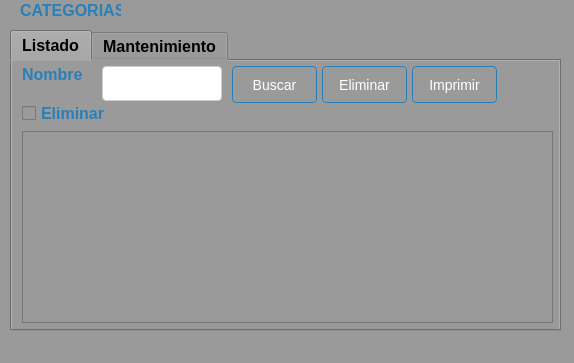
The window that Sistema de ventas/ui/FrmCategoria.ui (CodeDrTech/DevelopPython) describes before a commit, drawn with Qt 5.
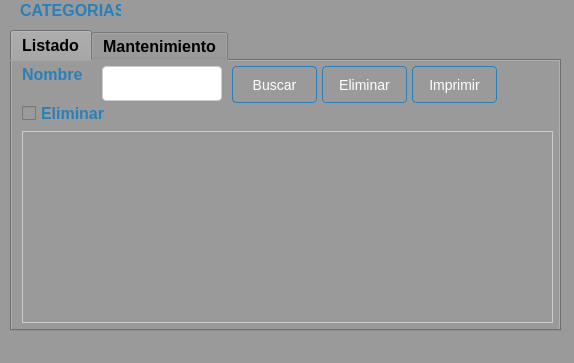
The same window after the commit.

```diff
--- a/Sistema de ventas/ui/FrmCategoria.ui
+++ b/Sistema de ventas/ui/FrmCategoria.ui
@@ -334,6 +334,53 @@
         <height>192</height>
        </rect>
       </property>
+      <property name="styleSheet">
+       <string notr="true">QTableView {
+    background-color: #9a9a9a;
+    border: 1px solid #cccccc;
+    selection-background-color: #3498db;
+    selection-color: #ffffff;
+}
+
+QTableView QHeaderView {
+    background-color: #d3d3d3;
+    color: #333333;
+    border: none;
+}
+
+QTableView QHeaderView::section {
+    background-color: #bbbbbb;
+    color: #333333;
+    padding: 6px;
+    border: 1px solid #cccccc;
+}
+
+QTableView QHeaderView::section:checked {
+    background-color: #3498db;
+    color: #ffffff;
+}
+
+QTableView::item {
+    padding: 6px;
+}
+
+QTableView::item:selected {
+    background-color: #3498db;
+    color: #ffffff;
+}
+
+QTableView::item:focus {
+    background-color: #3498db;
+    color: #ffffff;
+    outline: none;
+}
+
+QTableView::item:hover {
+    background-color: #d3d3d3;
+    color: #333333;
+}
+</string>
+      </property>
      </widget>
     </widget>
     <widget class="QWidget" name="tab_2">
```
